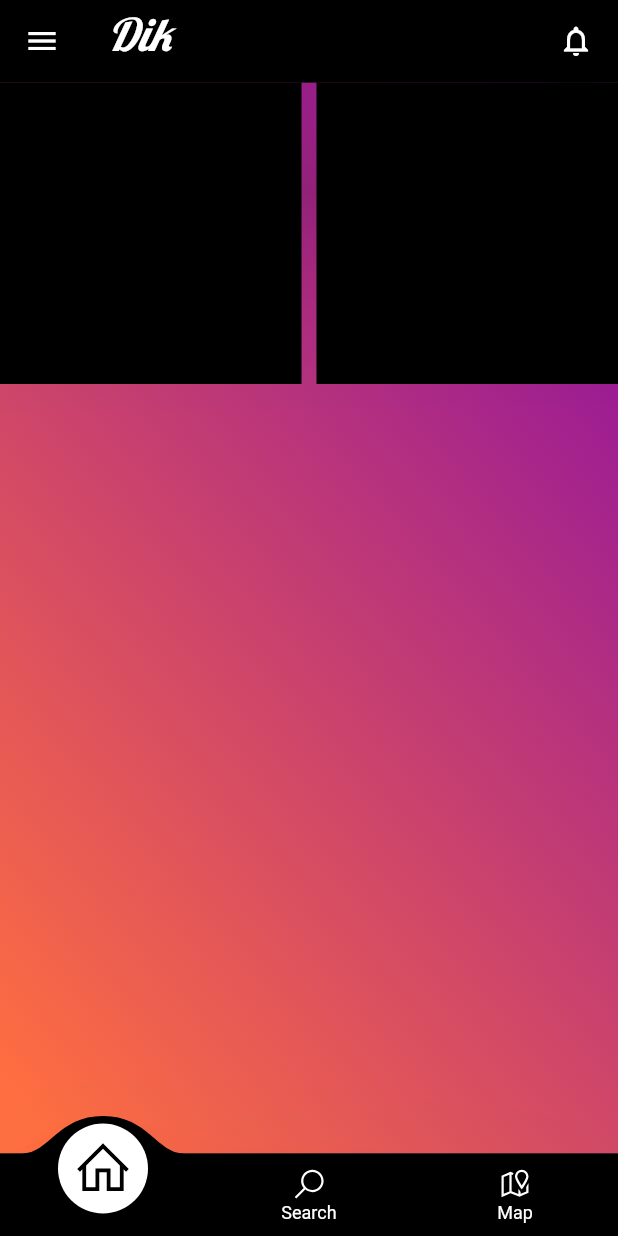
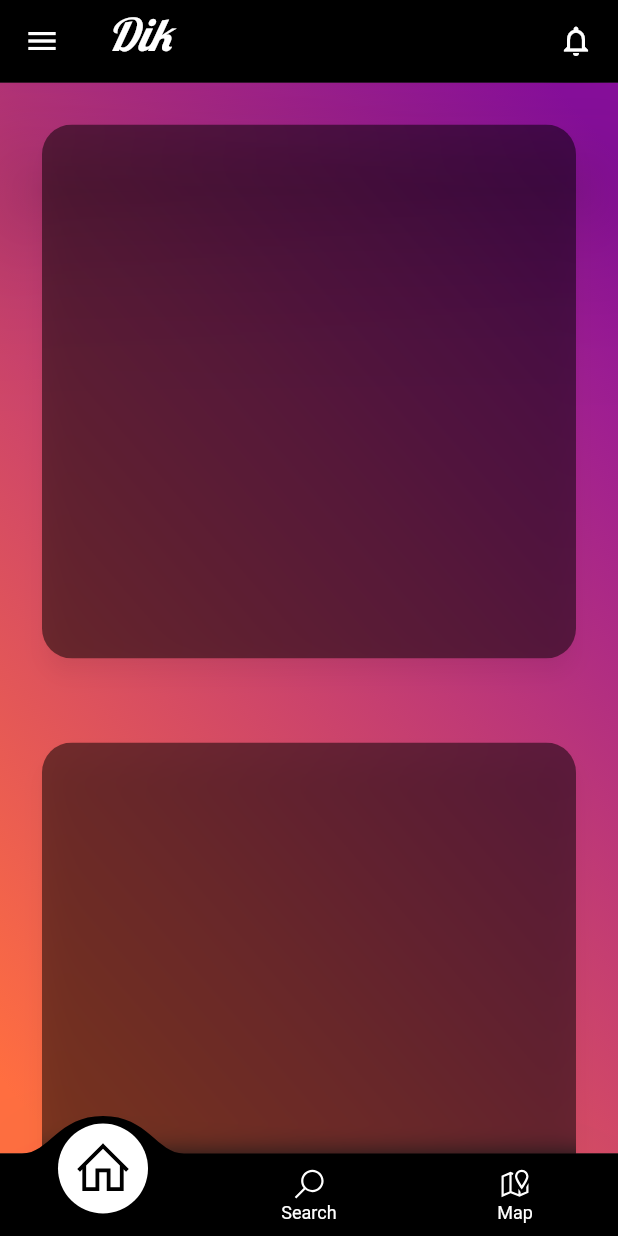
Before and after one commit to erKripad/dik, a Flutter app: the screen it shows after launch, on a phone screen of 412 x 824 dp. Run offline on Flutter 3.47's test engine with Material 2 defaults, Android fonts, the phone set to English and light mode, and no system bars; drawn by our look-alikes of blurrycontainer, convex_bottom_bar; our stand-ins replace google_fonts, line_awesome_flutter.

Commit message:
modified:   lib/theme/home_screen.dart

```diff
--- a/lib/theme/home_screen.dart
+++ b/lib/theme/home_screen.dart
@@ -1,6 +1,4 @@
 //----------------------------------------------------------------------------//
-
-import 'dart:math';
 
 import 'package:dik/theme/profile_page.dart';
 import 'package:flutter/material.dart';
@@ -8,6 +6,7 @@ import 'package:convex_bottom_bar/convex_bottom_bar.dart';
 import 'package:google_fonts/google_fonts.dart';
 import 'package:dik/theme/notificattion_page.dart';
 import 'package:line_awesome_flutter/line_awesome_flutter.dart';
+import 'package:blurrycontainer/blurrycontainer.dart';
 
 //----------------------------------------------------------------------------//
 
@@ -74,17 +73,31 @@ class _MyStatefulWidgetState extends State<HomeScreen> {
         width: double.infinity,
         child: GridView.count(
           primary: false,
-          crossAxisCount: 2,
-          mainAxisSpacing: 10,
+          crossAxisCount: 1,
+          mainAxisSpacing: 0,
           crossAxisSpacing: 10,
-          children: <Widget>[
-            Container(
-              color: Colors.black,
-              padding: const EdgeInsets.all(8),
+          children: [
+            Padding(
+              padding: const EdgeInsets.all(28.0),
+              child: BlurryContainer(
+                color: Colors.black.withOpacity(0.5),
+                blur: 8,
+                elevation: 6,
+                height: 240,
+                padding: const EdgeInsets.all(32),
+                child: Column(),
+              ),
             ),
-            Container(
-              color: Colors.black,
-              padding: const EdgeInsets.all(8),
+            Padding(
+              padding: const EdgeInsets.all(28.0),
+              child: BlurryContainer(
+                color: Colors.black.withOpacity(0.5),
+                blur: 8,
+                elevation: 6,
+                height: 240,
+                padding: const EdgeInsets.all(32),
+                child: Column(),
+              ),
             ),
           ],
         ),
```
